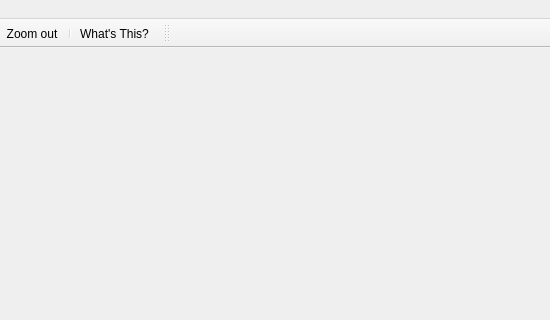
Above: tools/assistant/mainwindow.ui from arnt/qt-history2 before the change; both pictures show x 399 to 949 and y 0 to 320 of the 949 by 670 pixel window. Below: the same form after it.
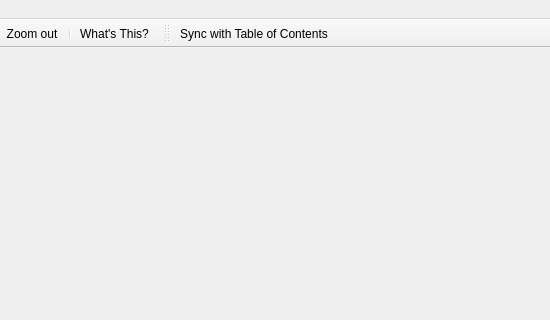
That is the form after the change. Icons and pictures are not drawn.

Commit message:
p4i integration Integrate 230607 from 4.2 to main: Fixes:    Added  Sync Contents Task:     30478 Rev By: Thomas Details:  A new action was added to sync the current page displayed with the TOC
[git-p4: depot-paths = "//depot/qt/main/": change = 230608]

What changed in the file:
```diff
--- a/tools/assistant/mainwindow.ui
+++ b/tools/assistant/mainwindow.ui
@@ -60,6 +60,7 @@
    <attribute name="toolBarArea" >
     <number>4</number>
    </attribute>
+   <addaction name="actionSyncToc" />
   </widget>
   <widget class="QMenuBar" name="menubar" >
    <property name="geometry" >
@@ -382,6 +383,17 @@
     <string>Ctrl+Alt+S</string>
    </property>
   </action>
+  <action name="actionSyncToc" >
+   <property name="icon" >
+    <iconset resource="assistant.qrc" >:/trolltech/assistant/images/synctoc.png</iconset>
+   </property>
+   <property name="text" >
+    <string>Sync with Table of Contents</string>
+   </property>
+   <property name="whatsThis" >
+    <string>Select the page in contents tab.</string>
+   </property>
+  </action>
  </widget>
  <pixmapfunction></pixmapfunction>
  <resources>
```
Left out of the diff: 40 changed lines with no effect on the pictures. The commit also changes 7 other files.
